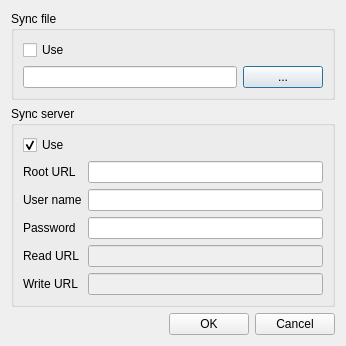
Before: the Qt Designer form optionsdialog.ui in 607011/Qt-SESAM, drawn with Qt 5.
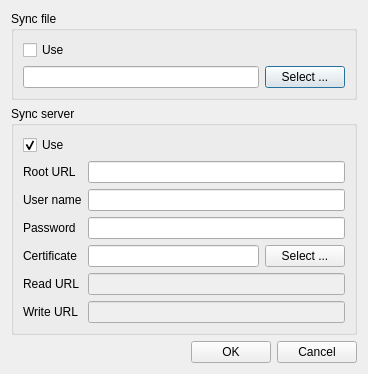
After: the same form once the commit is applied.

Commit message: Added X.509 server certificate chooser.

What changed in the file:
```diff
--- a/optionsdialog.ui
+++ b/optionsdialog.ui
@@ -6,8 +6,8 @@
    <rect>
     <x>0</x>
     <y>0</y>
-    <width>346</width>
-    <height>340</height>
+    <width>368</width>
+    <height>355</height>
    </rect>
   </property>
   <property name="windowTitle">
@@ -38,7 +38,7 @@
         <item>
          <widget class="QPushButton" name="chooseSyncFilePushButton">
           <property name="text">
-           <string>...</string>
+           <string>Select ...</string>
           </property>
          </widget>
         </item>
@@ -109,34 +109,58 @@
           </property>
          </widget>
         </item>
-        <item row="3" column="0">
+        <item row="4" column="0">
          <widget class="QLabel" name="label_4">
           <property name="text">
            <string>Read URL</string>
           </property>
          </widget>
         </item>
-        <item row="3" column="1">
+        <item row="4" column="1">
          <widget class="QLineEdit" name="writeUrlLineEdit">
           <property name="enabled">
            <bool>false</bool>
           </property>
          </widget>
         </item>
-        <item row="4" column="0">
+        <item row="5" column="0">
          <widget class="QLabel" name="label_5">
           <property name="text">
            <string>Write URL</string>
           </property>
          </widget>
         </item>
-        <item row="4" column="1">
+        <item row="5" column="1">
          <widget class="QLineEdit" name="readUrlLineEdit">
           <property name="enabled">
            <bool>false</bool>
           </property>
          </widget>
         </item>
+        <item row="3" column="0">
+         <widget class="QLabel" name="label_6">
+          <property name="toolTip">
+           <string>Choose server's certificate chain in X.509 DER format</string>
+          </property>
+          <property name="text">
+           <string>Certificate</string>
+          </property>
+         </widget>
+        </item>
+        <item row="3" column="1">
+         <layout class="QHBoxLayout" name="horizontalLayout_3">
+          <item>
+           <widget class="QLineEdit" name="certFileLineEdit"/>
+          </item>
+          <item>
+           <widget class="QPushButton" name="chooseCertFilePushButton">
+            <property name="text">
+             <string>Select ...</string>
+            </property>
+           </widget>
+          </item>
+         </layout>
+        </item>
        </layout>
       </item>
      </layout>
```
Left out of the diff: 13 changed lines with no effect on the pictures. The commit also changes 3 other files.
